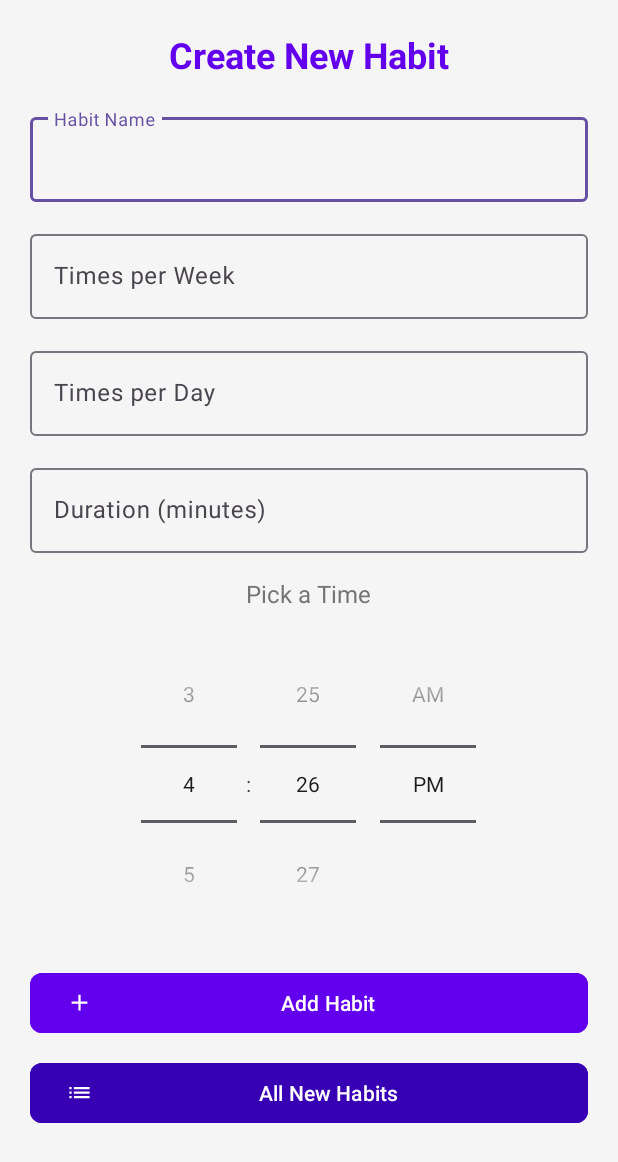
After one commit to Riddhi707/HabitTrackerPrj, an Android app: the layout activity_new_habit.xml on its own in the app's theme, with its tools: preview values and no code run, on a phone screen of 412 x 824 dp. The commit adds this screen. Shown: the top 1162 px of the screen. Run offline under Robolectric (Android 15) with nearby library versions, the phone set to English and light mode, and no system bars.

Commit message:
all files were created to make two pages "1. a page to add new habit" "2. a page to list all the habits"

```diff
--- /dev/null
+++ b/app/src/main/res/drawable/ic_add.xml
@@ -0,0 +1,5 @@
+<vector xmlns:android="http://schemas.android.com/apk/res/android" android:height="24dp" android:tint="#000000" android:viewportHeight="24" android:viewportWidth="24" android:width="24dp">
+
+    <path android:fillColor="@android:color/white" android:pathData="M19,13h-6v6h-2v-6H5v-2h6V5h2v6h6v2z"/>
+
+</vector>
--- /dev/null
+++ b/app/src/main/res/drawable/ic_view_list.xml
@@ -0,0 +1,5 @@
+<vector xmlns:android="http://schemas.android.com/apk/res/android" android:autoMirrored="true" android:height="24dp" android:tint="#000000" android:viewportHeight="24" android:viewportWidth="24" android:width="24dp">
+
+    <path android:fillColor="@android:color/white" android:pathData="M3,13h2v-2L3,11v2zM3,17h2v-2L3,15v2zM3,9h2L5,7L3,7v2zM7,13h14v-2L7,11v2zM7,17h14v-2L7,15v2zM7,7v2h14L21,7L7,7z"/>
+
+</vector>
--- /dev/null
+++ b/app/src/main/res/layout/activity_new_habit.xml
@@ -0,0 +1,123 @@
+<?xml version="1.0" encoding="utf-8"?>
+<LinearLayout xmlns:android="http://schemas.android.com/apk/res/android"
+    xmlns:app="http://schemas.android.com/apk/res-auto"
+    android:layout_width="match_parent"
+    android:layout_height="match_parent"
+    android:orientation="vertical"
+    android:padding="20dp"
+    android:gravity="center_horizontal"
+    android:background="@color/background">
+
+    <!-- Title -->
+    <TextView
+        android:id="@+id/tvTitle"
+        android:layout_width="wrap_content"
+        android:layout_height="wrap_content"
+        android:text="Create New Habit"
+        android:textSize="24sp"
+        android:textColor="@color/colorPrimary"
+        android:textStyle="bold"
+        android:layout_marginBottom="20dp"/>
+
+    <!-- Habit Name Input -->
+    <com.google.android.material.textfield.TextInputLayout
+        android:layout_width="match_parent"
+        android:layout_height="wrap_content"
+        android:hint="Habit Name"
+        android:layout_marginBottom="16dp">
+
+        <com.google.android.material.textfield.TextInputEditText
+            android:id="@+id/etHabitName"
+            android:layout_width="match_parent"
+            android:layout_height="wrap_content"
+            android:textColor="@color/textPrimary" />
+    </com.google.android.material.textfield.TextInputLayout>
+
+    <!-- Times Per Week Input -->
+    <com.google.android.material.textfield.TextInputLayout
+        android:layout_width="match_parent"
+        android:layout_height="wrap_content"
+        android:hint="Times per Week"
+        android:layout_marginBottom="16dp">
+
+        <com.google.android.material.textfield.TextInputEditText
+            android:id="@+id/etTimesPerWeek"
+            android:layout_width="match_parent"
+            android:layout_height="wrap_content"
+            android:inputType="number"
+            android:textColor="@color/textPrimary" />
+    </com.google.android.material.textfield.TextInputLayout>
+
+    <!-- Times Per Day Input -->
+    <com.google.android.material.textfield.TextInputLayout
+        android:layout_width="match_parent"
+        android:layout_height="wrap_content"
+        android:hint="Times per Day"
+        android:layout_marginBottom="16dp">
+
+        <com.google.android.material.textfield.TextInputEditText
+            android:id="@+id/etTimesPerDay"
+            android:layout_width="match_parent"
+            android:layout_height="wrap_content"
+            android:inputType="number"
+            android:textColor="@color/textPrimary" />
+    </com.google.android.material.textfield.TextInputLayout>
+
+    <!-- Duration Input (in minutes) -->
+    <com.google.android.material.textfield.TextInputLayout
+        android:layout_width="match_parent"
+        android:layout_height="wrap_content"
+        android:hint="Duration (minutes)"
+        android:layout_marginBottom="16dp">
+
+        <com.google.android.material.textfield.TextInputEditText
+            android:id="@+id/etDuration"
+            android:layout_width="match_parent"
+            android:layout_height="wrap_content"
+            android:inputType="number"
+            android:textColor="@color/textPrimary" />
+    </com.google.android.material.textfield.TextInputLayout>
+
+    <!-- Time Picker Title -->
+    <TextView
+        android:id="@+id/tvTimePickerTitle"
+        android:layout_width="wrap_content"
+        android:layout_height="wrap_content"
+        android:text="Pick a Time"
+        android:textSize="16sp"
+        android:textColor="@color/textSecondary"
+        android:layout_marginBottom="10dp"/>
+
+    <!-- Time Picker -->
+    <TimePicker
+        android:id="@+id/tpTime"
+        android:layout_width="wrap_content"
+        android:layout_height="wrap_content"
+        android:layout_marginBottom="16dp"
+        android:timePickerMode="spinner" />
+
+    <!-- Submit Button for adding new habit -->
+    <com.google.android.material.button.MaterialButton
+        android:id="@+id/btnSubmitHabit"
+        android:layout_width="match_parent"
+        android:layout_height="wrap_content"
+        android:text="Add Habit"
+        android:backgroundTint="@color/buttonBackground"
+        android:textColor="@color/buttonText"
+        app:cornerRadius="8dp"
+        app:icon="@drawable/ic_add"
+        app:iconPadding="8dp"
+        android:layout_marginBottom="12dp"/>
+
+    <!-- Button to see all new habits -->
+    <com.google.android.material.button.MaterialButton
+        android:id="@+id/btnAllHabits"
+        android:layout_width="match_parent"
+        android:layout_height="wrap_content"
+        android:text="All New Habits"
+        android:backgroundTint="@color/colorPrimaryDark"
+        android:textColor="@color/buttonText"
+        app:cornerRadius="8dp"
+        app:icon="@drawable/ic_view_list"
+        app:iconPadding="8dp"/>
+</LinearLayout>
--- a/app/src/main/res/values/colors.xml
+++ b/app/src/main/res/values/colors.xml
@@ -7,5 +7,13 @@
     <color name="red">#EF8179</color>
     <color name="gray">#959392</color>
     <color name="darkgray">#565454</color>
+    <color name="colorPrimary">#6200EE</color>
+    <color name="colorPrimaryDark">#3700B3</color>
+    <color name="colorAccent">#03DAC5</color>
+    <color name="background">#F5F5F5</color>
+    <color name="textPrimary">#212121</color>
+    <color name="textSecondary">#757575</color>
+    <color name="buttonBackground">#6200EE</color>
+    <color name="buttonText">#FFFFFF</color>
 
 </resources>
```
Also changed, not shown: app/src/main/java/com/example/habit_tracker_prj/AllHabitsActivity.java (added, +64 -0 lines), app/src/main/java/com/example/habit_tracker_prj/Habit.java (added, +47 -0 lines), app/src/main/java/com/example/habit_tracker_prj/HabitsAdapter.java (added, +52 -0 lines), app/src/main/java/com/example/habit_tracker_prj/NewHabitActivity.java (added, +90 -0 lines), app/src/main/res/layout/activity_all_habits.xml (added, +36 -0 lines), app/src/main/res/layout/item_habit.xml (added, +20 -0 lines).
